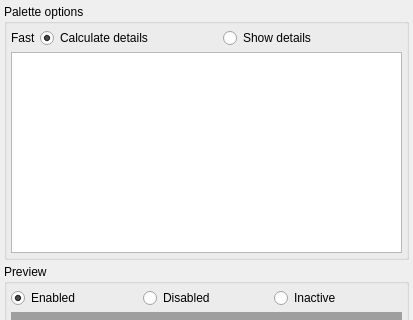
Before: the Qt Designer form src/property/dialogs/paletteeditdialog.ui in Gris87/ObjectController, drawn with Qt 5; both pictures show x 0 to 413 and y 0 to 320 of the 413 by 550 pixel window.
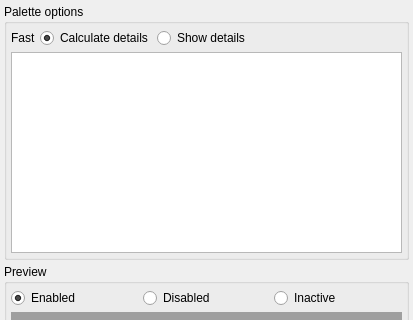
After: the same form once the commit is applied.

Patch:
```diff
--- a/src/property/dialogs/paletteeditdialog.ui
+++ b/src/property/dialogs/paletteeditdialog.ui
@@ -45,10 +45,14 @@
        <number>4</number>
       </property>
       <item>
+       <widget class="QWidget" name="optionsWidget" native="true">
        <layout class="QHBoxLayout" name="optionsLayout">
         <property name="spacing">
          <number>4</number>
         </property>
+         <property name="margin">
+          <number>0</number>
+         </property>
         <item>
          <widget class="QLabel" name="fastLabel">
           <property name="sizePolicy">
@@ -79,7 +83,24 @@
           </property>
          </widget>
         </item>
-       </layout>
+         <item>
+          <spacer name="horizontalSpacer_4">
+           <property name="orientation">
+            <enum>Qt::Horizontal</enum>
+           </property>
+           <property name="sizeType">
+            <enum>QSizePolicy::MinimumExpanding</enum>
+           </property>
+           <property name="sizeHint" stdset="0">
+            <size>
+             <width>0</width>
+             <height>0</height>
+            </size>
+           </property>
+          </spacer>
+         </item>
+        </layout>
+       </widget>
       </item>
       <item>
        <widget class="QTableWidget" name="colorsTableWidget">
```
Lines whose indentation alone changed are shown as unchanged.
